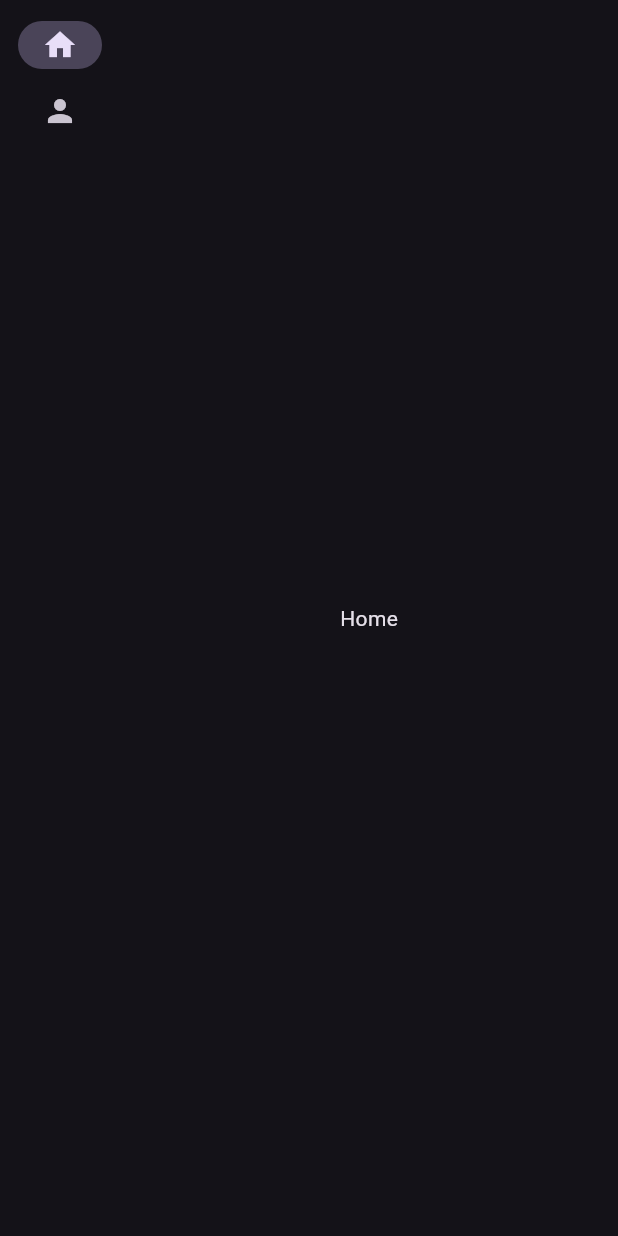
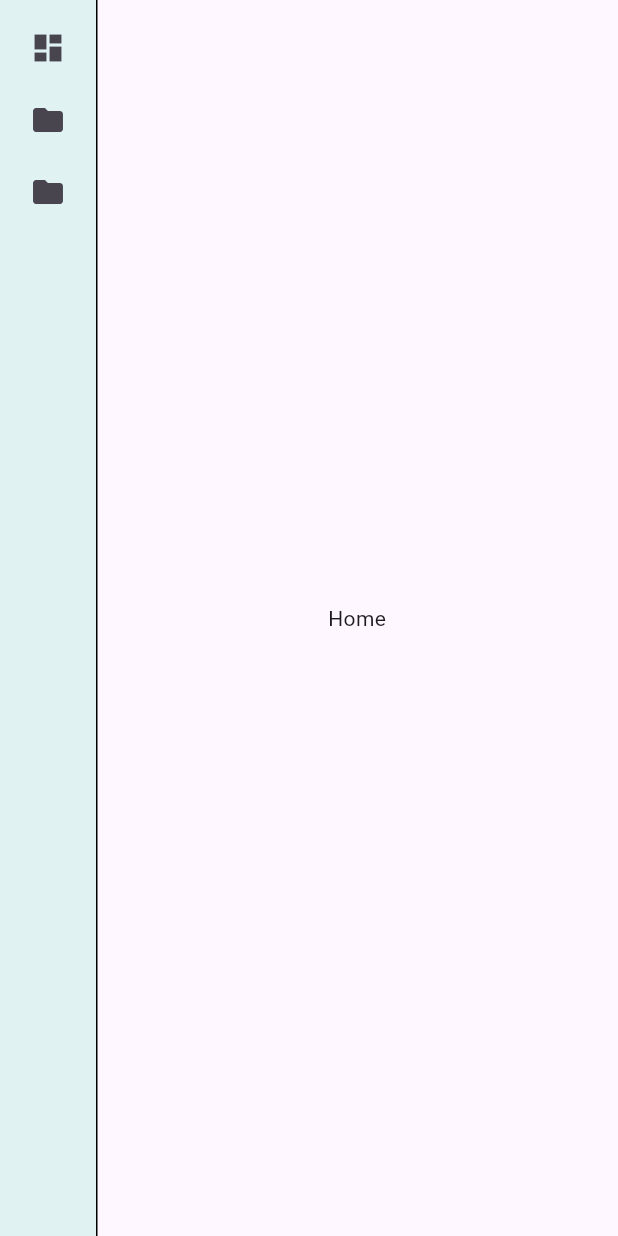
Before and after one commit to seliis/demo_navigation_rail_system, a Flutter app: the screen it shows after launch, on a phone screen of 412 x 824 dp. Run offline on Flutter 3.47's test engine with Material 3 defaults, Android fonts, the phone set to English and light mode, and no system bars; our stand-ins replace go_router.

Commit message:
have to make routing

```diff
--- a/lib/dependency_injector.dart
+++ b/lib/dependency_injector.dart
@@ -1,6 +1,4 @@
-import "package:demo_navigation_rail_system/ui/master_navigator.dart";
 import "package:flutter/material.dart";
-import "package:flutter_bloc/flutter_bloc.dart";
 
 final class DependencyInjector extends StatelessWidget {
   const DependencyInjector({
@@ -27,13 +25,6 @@ final class _Provider extends StatelessWidget {
 
   @override
   Widget build(context) {
-    return MultiBlocProvider(
-      providers: [
-        BlocProvider<MasterNavigatorCubit>(
-          create: (context) => MasterNavigatorCubit(),
-        ),
-      ],
-      child: child,
-    );
+    return child;
   }
 }
--- a/lib/main.dart
+++ b/lib/main.dart
@@ -8,7 +8,7 @@ void main() {
       child: MaterialApp.router(
         debugShowCheckedModeBanner: false,
         theme: ThemeData(
-          brightness: Brightness.dark,
+          brightness: Brightness.light,
         ),
         routerConfig: routerConfig,
       ),
--- /dev/null
+++ b/lib/ui/custom_navigator.dart
@@ -0,0 +1,121 @@
+import "package:flutter/material.dart";
+
+final class Item {
+  const Item({
+    required this.name,
+    this.children = const [],
+    this.icon,
+  });
+
+  final String name;
+  final IconData? icon;
+  final List<Item> children;
+}
+
+final List<Item> items = [
+  Item(
+    icon: Icons.dashboard,
+    name: "M1",
+  ),
+  Item(
+    name: "M2",
+    children: [
+      Item(
+        name: "M2.1",
+      ),
+      Item(
+        name: "M2.2",
+      ),
+    ],
+  ),
+  Item(
+    name: "M3",
+    children: [
+      Item(
+        name: "M3.1",
+      ),
+      Item(
+        name: "M3.2",
+      ),
+      Item(
+        name: "M3.3",
+      ),
+    ],
+  ),
+];
+
+final class CustomNavigator extends StatefulWidget {
+  const CustomNavigator({
+    super.key,
+    required this.items,
+  });
+
+  final List<Item> items;
+
+  @override
+  State<CustomNavigator> createState() => _CustomNavigatorState();
+}
+
+final class _CustomNavigatorState extends State<CustomNavigator> {
+  late Item selectedItem;
+
+  @override
+  void initState() {
+    super.initState();
+    selectedItem = widget.items.first;
+  }
+
+  @override
+  Widget build(context) {
+    return Row(
+      children: [
+        Container(
+          color: Colors.teal.shade50,
+          child: Padding(
+            padding: const EdgeInsets.all(8.0),
+            child: Column(
+              crossAxisAlignment: CrossAxisAlignment.start,
+              children: widget.items.map((item) {
+                return IconButton(
+                  icon: Icon(
+                    item.children.isNotEmpty
+                        ? selectedItem == item
+                            ? Icons.folder_open
+                            : Icons.folder
+                        : item.icon,
+                  ),
+                  onPressed: () {
+                    setState(() {
+                      if (selectedItem.children.isNotEmpty && selectedItem == item) {
+                        selectedItem = widget.items.first;
+                      } else {
+                        selectedItem = item;
+                      }
+                    });
+                  },
+                );
+              }).toList(),
+            ),
+          ),
+        ),
+        if (selectedItem.children.isNotEmpty)
+          SizedBox(
+            width: 256,
+            child: Column(
+              children: selectedItem.children.map((child) {
+                return ListTile(
+                  title: Text(child.name),
+                  hoverColor: Colors.teal.shade50,
+                  onTap: () {},
+                );
+              }).toList(),
+            ),
+          ),
+        VerticalDivider(
+          color: Colors.black,
+          width: 0.0,
+        ),
+      ],
+    );
+  }
+}
--- a/lib/ui/master_navigator.dart
+++ /dev/null
@@ -1,65 +0,0 @@
-import "package:flutter_bloc/flutter_bloc.dart";
-import "package:go_router/go_router.dart";
-import "package:flutter/material.dart";
-
-final class MasterNavigatorCubit extends Cubit<MasterNavigatorState> {
-  MasterNavigatorCubit() : super(const MasterNavigatorState(index: 0));
-
-  void setIndex(int index) {
-    emit(MasterNavigatorState(index: index));
-  }
-}
-
-final class MasterNavigatorState {
-  const MasterNavigatorState({
-    required this.index,
-  });
-
-  final int index;
-}
-
-final class MasterNavigator extends StatelessWidget {
-  const MasterNavigator({super.key});
-
-  @override
-  Widget build(context) {
-    final cubit = context.read<MasterNavigatorCubit>();
-
-    int getIndex() {
-      switch (GoRouter.of(context).state?.path) {
-        case "/":
-          cubit.setIndex(0);
-        case "/user":
-          cubit.setIndex(1);
-        default:
-          cubit.setIndex(0);
-      }
-
-      return cubit.state.index;
-    }
-
-    return NavigationRail(
-      selectedIndex: getIndex(),
-      onDestinationSelected: (int index) {
-        switch (index) {
-          case 0:
-            context.go("/");
-          case 1:
-            context.go("/user");
-          default:
-            context.go("/");
-        }
-      },
-      destinations: [
-        NavigationRailDestination(
-          icon: Icon(Icons.home),
-          label: Text("Home"),
-        ),
-        NavigationRailDestination(
-          icon: Icon(Icons.person),
-          label: Text("User"),
-        ),
-      ],
-    );
-  }
-}
--- a/lib/ui/master_screen.dart
+++ /dev/null
@@ -1,23 +0,0 @@
-import "package:demo_navigation_rail_system/ui/master_navigator.dart";
-import "package:flutter/material.dart";
-
-final class MasterScreen extends StatelessWidget {
-  const MasterScreen({
-    super.key,
-    required this.child,
-  });
-
-  final Widget child;
-
-  @override
-  Widget build(context) {
-    return Scaffold(
-      body: Row(
-        children: [
-          MasterNavigator(),
-          Expanded(child: child),
-        ],
-      ),
-    );
-  }
-}
--- a/lib/ui/router.dart
+++ b/lib/ui/router.dart
@@ -1,5 +1,5 @@
 import "package:demo_navigation_rail_system/ui/views/_index.dart" as views;
-import "package:demo_navigation_rail_system/ui/master_screen.dart";
+import "package:demo_navigation_rail_system/ui/screen.dart";
 import "package:go_router/go_router.dart";
 
 final routerConfig = GoRouter(
@@ -10,7 +10,7 @@ final routerConfig = GoRouter(
   routes: [
     ShellRoute(
       builder: (context, state, child) {
-        return MasterScreen(child: child);
+        return Screen(child: child);
       },
       routes: [
         GoRoute(
--- /dev/null
+++ b/lib/ui/screen.dart
@@ -0,0 +1,27 @@
+import "package:demo_navigation_rail_system/ui/custom_navigator.dart";
+import "package:flutter/material.dart";
+
+final class Screen extends StatelessWidget {
+  const Screen({
+    super.key,
+    required this.child,
+  });
+
+  final Widget child;
+
+  @override
+  Widget build(context) {
+    return Scaffold(
+      body: Row(
+        children: [
+          CustomNavigator(
+            items: items,
+          ),
+          Expanded(
+            child: child,
+          ),
+        ],
+      ),
+    );
+  }
+}
```
